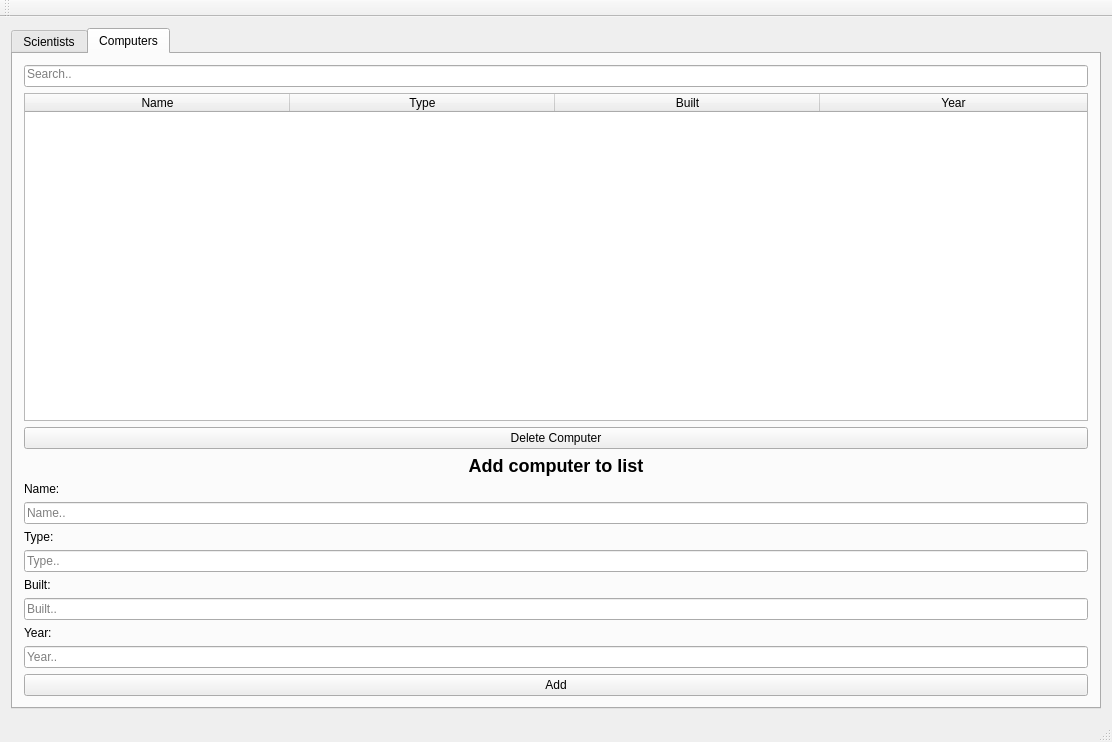
Eytor/VerklegtNamskeid, file VerklegtNamskeidH3/mainwindow.ui: the form before one commit.
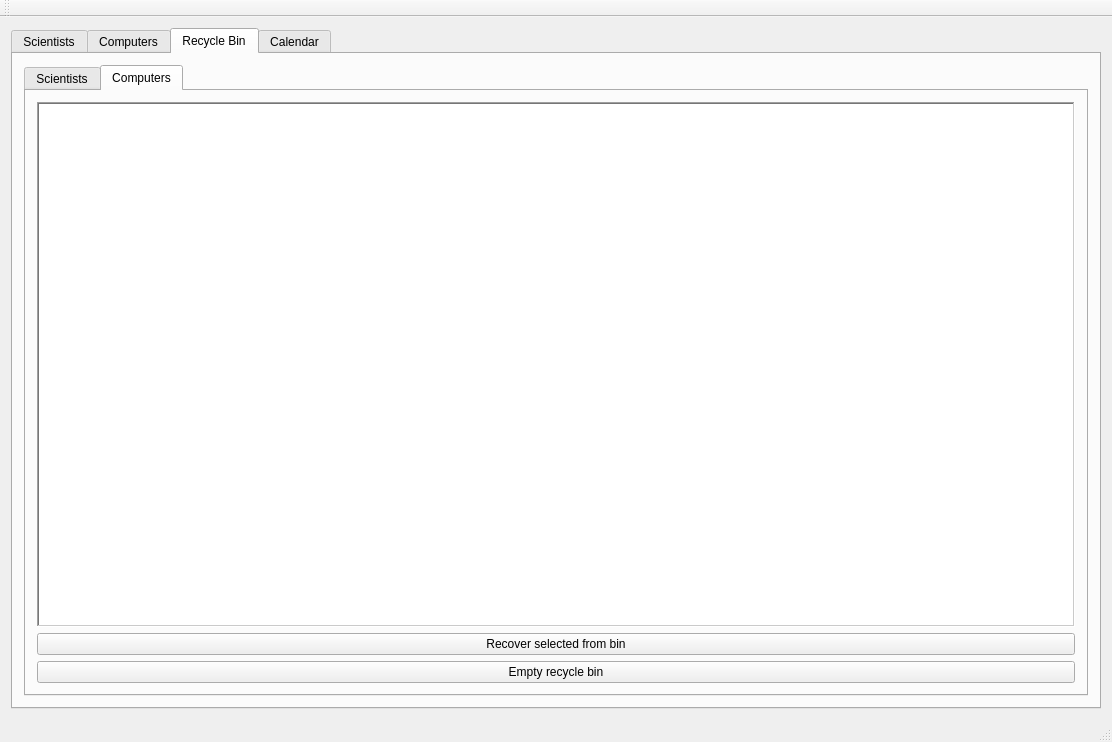
The form after the commit.

Commit message: Recycle bin og calendar

```diff
--- a/VerklegtNamskeidH3/mainwindow.ui
+++ b/VerklegtNamskeidH3/mainwindow.ui
@@ -21,7 +21,7 @@
        <enum>QTabWidget::Rounded</enum>
       </property>
       <property name="currentIndex">
-       <number>1</number>
+       <number>2</number>
       </property>
       <widget class="QWidget" name="Scientists">
        <attribute name="title">
@@ -419,6 +419,103 @@
         </item>
        </layout>
       </widget>
+      <widget class="QWidget" name="recycle_tab">
+       <attribute name="title">
+        <string>Recycle Bin</string>
+       </attribute>
+       <layout class="QVBoxLayout" name="verticalLayout_7">
+        <item>
+         <widget class="QTabWidget" name="computer_trash_table">
+          <property name="currentIndex">
+           <number>1</number>
+          </property>
+          <widget class="QWidget" name="scientist_trash_tab">
+           <attribute name="title">
+            <string>Scientists</string>
+           </attribute>
+           <layout class="QVBoxLayout" name="verticalLayout_5">
+            <item>
+             <widget class="QTableWidget" name="scientist_trash_table">
+              <property name="frameShape">
+               <enum>QFrame::WinPanel</enum>
+              </property>
+             </widget>
+            </item>
+            <item>
+             <layout class="QGridLayout" name="gridLayout_2">
+              <item row="0" column="0">
+               <widget class="QPushButton" name="scientist_recover_button">
+                <property name="text">
+                 <string>Recover selected from bin</string>
+                </property>
+               </widget>
+              </item>
+              <item row="1" column="0">
+               <widget class="QPushButton" name="scientist_empty_button">
+                <property name="text">
+                 <string>Empty recycle bin</string>
+                </property>
+               </widget>
+              </item>
+             </layout>
+            </item>
+           </layout>
+          </widget>
+          <widget class="QWidget" name="computer_trash_tab">
+           <attribute name="title">
+            <string>Computers</string>
+           </attribute>
+           <layout class="QVBoxLayout" name="verticalLayout_6">
+            <item>
+             <widget class="QTableWidget" name="computer_trash_table_2">
+              <property name="frameShape">
+               <enum>QFrame::WinPanel</enum>
+              </property>
+             </widget>
+            </item>
+            <item>
+             <layout class="QGridLayout" name="gridLayout_3">
+              <item row="0" column="0">
+               <widget class="QPushButton" name="computer_recover_button">
+                <property name="text">
+                 <string>Recover selected from bin</string>
+                </property>
+               </widget>
+              </item>
+             </layout>
+            </item>
+            <item>
+             <widget class="QPushButton" name="computer_empty_button">
+              <property name="text">
+               <string>Empty recycle bin</string>
+              </property>
+             </widget>
+            </item>
+           </layout>
+          </widget>
+         </widget>
+        </item>
+       </layout>
+      </widget>
+      <widget class="QWidget" name="tab_2">
+       <attribute name="title">
+        <string>Calendar</string>
+       </attribute>
+       <layout class="QVBoxLayout" name="verticalLayout_8">
+        <item>
+         <widget class="QGroupBox" name="groupBox">
+          <property name="title">
+           <string>Calendar</string>
+          </property>
+          <layout class="QVBoxLayout" name="verticalLayout">
+           <item>
+            <widget class="QCalendarWidget" name="calendarWidget"/>
+           </item>
+          </layout>
+         </widget>
+        </item>
+       </layout>
+      </widget>
      </widget>
     </item>
    </layout>
```
Left out of the diff: 2 changed lines with no effect on the pictures.
